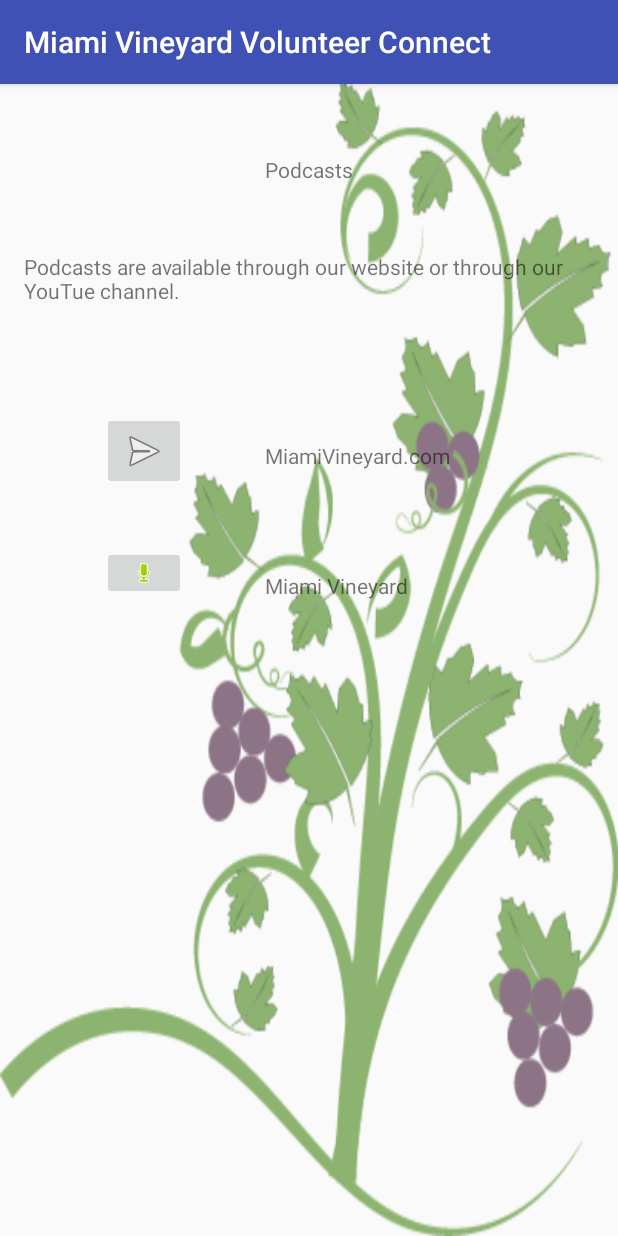
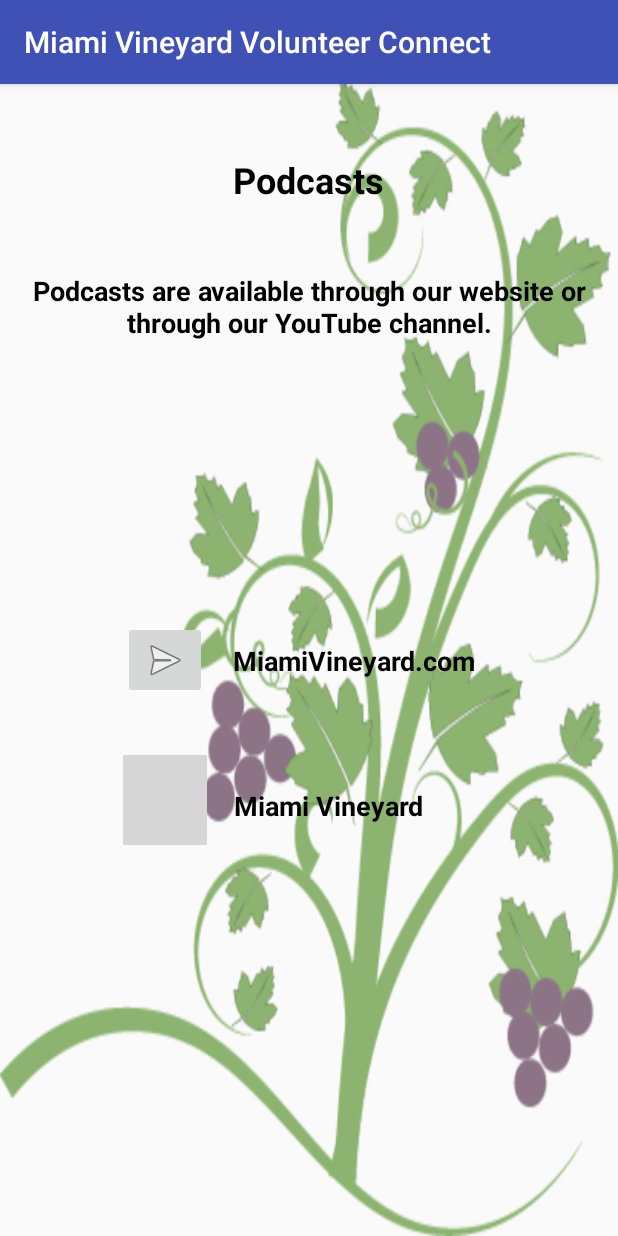
Before and after one commit to s-lind/MVCC_Volunteer_Management_App, an Android app: the PodcastsActivity screen opened directly, with no data from a screen before it, on a phone screen of 412 x 824 dp. Run offline under Robolectric (Android 15) with nearby library versions, the phone set to English and light mode, and no system bars; grey boxes are pictures that could not be loaded.

Commit message:
SG-11-21-16: Making design changes all around to keep consistent with design drafts from fluidUI.

```diff
--- a/app/src/main/res/layout/activity_podcasts.xml
+++ b/app/src/main/res/layout/activity_podcasts.xml
@@ -13,28 +13,17 @@
     android:background="@drawable/wine">
 
     <ImageButton
-        android:layout_width="wrap_content"
-        android:layout_height="wrap_content"
-        app:srcCompat="@android:drawable/ic_menu_send"
-        android:layout_below="@+id/txtvwPodcastsIntro"
-        android:layout_alignParentLeft="true"
-        android:layout_alignParentStart="true"
-        android:layout_marginLeft="52dp"
-        android:layout_marginStart="52dp"
-        android:layout_marginTop="71dp"
-        android:id="@+id/imageButton" />
-
-    <ImageButton
-        android:layout_width="wrap_content"
-        android:layout_height="wrap_content"
-        app:srcCompat="@android:drawable/presence_audio_online"
+        android:layout_width="60dp"
+        app:srcCompat="@drawable/youtube"
         android:layout_below="@+id/imageButton"
         android:layout_alignLeft="@+id/imageButton"
         android:layout_alignStart="@+id/imageButton"
         android:layout_marginTop="37dp"
         android:id="@+id/imageButton4"
         android:layout_alignRight="@+id/imageButton"
-        android:layout_alignEnd="@+id/imageButton" />
+        android:layout_alignEnd="@+id/imageButton"
+        android:layout_height="60dp"
+        android:scaleType="fitCenter" />
 
     <TextView
         android:id="@+id/txtvwWebPodcast"
@@ -44,16 +33,11 @@
         android:layout_marginBottom="13dp"
         android:layout_above="@+id/imageButton4"
         android:layout_alignLeft="@+id/txtvwPodcastHeader"
-        android:layout_alignStart="@+id/txtvwPodcastHeader" />
-
-    <TextView
-        android:id="@+id/txtvwYouTubePodcasts"
-        android:text="@string/lblYouTubePodcasts"
-        android:layout_width="wrap_content"
-        android:layout_height="wrap_content"
-        android:layout_alignBottom="@+id/imageButton4"
-        android:layout_alignLeft="@+id/txtvwWebPodcast"
-        android:layout_alignStart="@+id/txtvwWebPodcast" />
+        android:layout_alignStart="@+id/txtvwPodcastHeader"
+        android:textStyle="normal|bold"
+        android:textColor="@android:color/black"
+        android:textAlignment="center"
+        android:textSize="18sp" />
 
     <TextView
         android:text="@string/lblPodcastsHeader"
@@ -62,7 +46,11 @@
         android:layout_marginTop="31dp"
         android:id="@+id/txtvwPodcastHeader"
         android:layout_alignParentTop="true"
-        android:layout_centerHorizontal="true" />
+        android:layout_centerHorizontal="true"
+        android:textStyle="normal|bold"
+        android:textColor="@android:color/black"
+        android:textAlignment="center"
+        android:textSize="24sp" />
 
     <TextView
         android:id="@+id/txtvwPodcastsIntro"
@@ -72,7 +60,36 @@
         android:layout_marginTop="45dp"
         android:layout_below="@+id/txtvwPodcastHeader"
         android:layout_alignParentLeft="true"
-        android:layout_alignParentStart="true" />
+        android:layout_alignParentStart="true"
+        android:textStyle="normal|bold"
+        android:textColor="@android:color/black"
+        android:textAlignment="center"
+        android:textSize="18sp" />
+
+    <TextView
+        android:id="@+id/txtvwYouTubePodcasts"
+        android:text="@string/lblYouTubePodcasts"
+        android:layout_width="wrap_content"
+        android:layout_height="wrap_content"
+        android:textStyle="normal|bold"
+        android:textColor="@android:color/black"
+        android:textAlignment="center"
+        android:textSize="18sp"
+        android:layout_alignBottom="@+id/imageButton4"
+        android:layout_alignLeft="@+id/txtvwWebPodcast"
+        android:layout_alignStart="@+id/txtvwWebPodcast"
+        android:layout_marginBottom="14dp" />
+
+    <ImageButton
+        android:layout_width="wrap_content"
+        android:layout_height="wrap_content"
+        app:srcCompat="@android:drawable/ic_menu_send"
+        android:id="@+id/imageButton"
+        android:layout_centerVertical="true"
+        android:layout_toLeftOf="@+id/txtvwWebPodcast"
+        android:layout_toStartOf="@+id/txtvwWebPodcast"
+        android:layout_marginRight="17dp"
+        android:layout_marginEnd="17dp" />
 
 
 </RelativeLayout>
--- a/app/src/main/res/layout/activity_social_media.xml
+++ b/app/src/main/res/layout/activity_social_media.xml
@@ -20,7 +20,7 @@
         android:layout_marginTop="25dp"
         android:layout_alignParentTop="true"
         android:layout_centerHorizontal="true"
-        android:textSize="24sp"
+        android:textSize="30sp"
         android:textStyle="normal|bold"
         android:textAlignment="center"
         android:fontFamily="sans-serif"
--- a/app/src/main/res/values/strings.xml
+++ b/app/src/main/res/values/strings.xml
@@ -26,7 +26,7 @@
     <string name="lblGiveViaText">Text your gift amount to (305) 440.4455.</string>
     <string name="lblGiveAtBookstore">You can also give by credit or debit card at our Bookstore.</string>
     <!-- Podcasts UI -->
-    <string name="lblPodcastsIntro">Podcasts are available through our website or through our YouTue channel.</string>
+    <string name="lblPodcastsIntro">Podcasts are available through our website or through our YouTube channel.</string>
     <string name="lblPodcastsHeader">Podcasts</string>
     <string name="lblWebPodcasts">MiamiVineyard.com</string>
     <string name="lblYouTubePodcasts">Miami Vineyard</string>
```
Also changed, not shown: app/src/main/res/layout/activity_bulletin_board.xml (+6 -2 lines), app/src/main/res/layout/activity_give.xml (+20 -4 lines), app/src/main/res/layout/activity_login.xml (+13 -2 lines), app/src/main/res/layout/activity_prayer_request.xml (+11 -5 lines), app/src/main/res/layout/activity_schedule.xml (+6 -2 lines).
